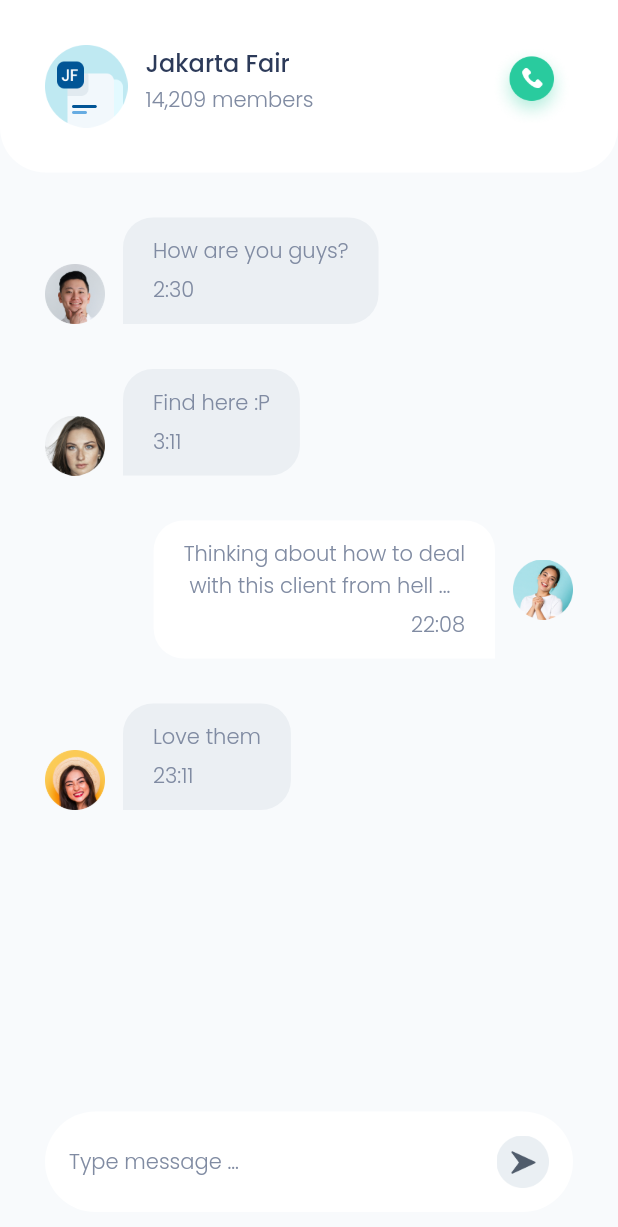
After one commit to mohsetiawanmodeong/design-to-code-flutter, a Flutter app: the screen it shows after launch, after a tap on "Jakarta Fair", on a phone screen of 412 x 824 dp. The commit adds this screen. Shown: the top 1227 px of the screen. Run offline on Flutter 3.47's test engine with Material 2 defaults, Android fonts, the phone set to English and light mode, and no system bars.

Commit message:
message page

```diff
--- a/lib/main.dart
+++ b/lib/main.dart
@@ -1,5 +1,6 @@
 import 'package:flutter/material.dart';
 import 'pages/home_page.dart';
+import 'pages/message_page.dart';
 
 void main() => runApp(MyApp());
 
@@ -11,7 +12,10 @@ class MyApp extends StatelessWidget {
       theme: ThemeData(
         fontFamily: 'Poppins',
       ),
-      home: HomePage(),
+      routes: {
+        '/': (context) => HomePage(),
+        '/messagePage': (context) => MessagePage(),
+      },
     );
   }
 }
--- a/lib/pages/home_page.dart
+++ b/lib/pages/home_page.dart
@@ -82,6 +82,13 @@ class HomePage extends StatelessWidget {
                         time: '2:30',
                         unread: false,
                       ),
+                      ChatTile(
+                        imageUrl: 'assets/images/friend3.png',
+                        name: 'Uyo nanu',
+                        text: 'Ngapain mas bro...',
+                        time: '3:14',
+                        unread: false,
+                      ),
                       SizedBox(
                         height: 30,
                       ),
@@ -89,12 +96,17 @@ class HomePage extends StatelessWidget {
                         'Groups',
                         style: titleTextStyle,
                       ),
-                      ChatTile(
-                        imageUrl: 'assets/images/group1.png',
-                        name: 'jakarta Fair',
-                        text: 'Why does everyone ca...',
-                        time: '11:11',
-                        unread: false,
+                      InkWell(
+                        onTap: () {
+                          Navigator.pushNamed(context, '/messagePage');
+                        },
+                        child: ChatTile(
+                          imageUrl: 'assets/images/group1.png',
+                          name: 'Jakarta Fair',
+                          text: 'Why does everyone ca...',
+                          time: '11:11',
+                          unread: false,
+                        ),
                       ),
                       ChatTile(
                         imageUrl: 'assets/images/group2.png',
--- /dev/null
+++ b/lib/pages/message_page.dart
@@ -0,0 +1,223 @@
+import 'package:flutter/material.dart';
+import 'package:bwa_chatty/theme.dart';
+
+class MessagePage extends StatelessWidget {
+  @override
+  Widget build(BuildContext context) {
+    Widget receiverBubble({
+      var imageUrl,
+      var text,
+      var time,
+    }) {
+      return Container(
+        margin: EdgeInsets.only(bottom: 30),
+        child: Row(
+          crossAxisAlignment: CrossAxisAlignment.end,
+          children: [
+            Image.asset(
+              imageUrl,
+              width: 40,
+            ),
+            SizedBox(width: 12),
+            Container(
+              padding: EdgeInsets.symmetric(
+                horizontal: 20,
+                vertical: 12,
+              ),
+              decoration: BoxDecoration(
+                color: Color(0xffEBEFF3),
+                borderRadius: BorderRadius.only(
+                  topRight: Radius.circular(20),
+                  topLeft: Radius.circular(20),
+                  bottomRight: Radius.circular(20),
+                ),
+              ),
+              child: Column(
+                crossAxisAlignment: CrossAxisAlignment.start,
+                children: [
+                  Text(
+                    text,
+                    style: subtitleTextStyle,
+                  ),
+                  SizedBox(height: 5),
+                  Text(
+                    time,
+                    style: subtitleTextStyle,
+                  ),
+                ],
+              ),
+            )
+          ],
+        ),
+      );
+    }
+
+    Widget senderBubble({
+      var imageUrl,
+      var text,
+      var time,
+    }) {
+      return Container(
+        margin: EdgeInsets.only(bottom: 30),
+        child: Row(
+          mainAxisAlignment: MainAxisAlignment.end,
+          children: [
+            Container(
+              padding: EdgeInsets.symmetric(
+                horizontal: 20,
+                vertical: 12,
+              ),
+              decoration: BoxDecoration(
+                color: Color(0xffFFFFFF),
+                borderRadius: BorderRadius.only(
+                  topLeft: Radius.circular(20),
+                  topRight: Radius.circular(20),
+                  bottomLeft: Radius.circular(20),
+                ),
+              ),
+              child: Column(
+                crossAxisAlignment: CrossAxisAlignment.end,
+                children: [
+                  Text(
+                    text,
+                    style: subtitleTextStyle,
+                  ),
+                  SizedBox(height: 5),
+                  Text(
+                    time,
+                    style: subtitleTextStyle,
+                  ),
+                ],
+              ),
+            ),
+            SizedBox(width: 12),
+            Image.asset(
+              imageUrl,
+              width: 40,
+            ),
+          ],
+        ),
+      );
+    }
+
+    Widget header() {
+      return Container(
+        width: double.infinity,
+        padding: EdgeInsets.all(30),
+        height: 115,
+        decoration: BoxDecoration(
+          color: Color(0xffFFFFFF),
+          borderRadius: BorderRadius.vertical(
+            bottom: Radius.circular(30),
+          ),
+        ),
+        child: Row(
+          children: [
+            Image.asset(
+              'assets/images/group1.png',
+              width: 55,
+              height: 55,
+            ),
+            SizedBox(
+              width: 12,
+            ),
+            Column(
+              crossAxisAlignment: CrossAxisAlignment.start,
+              children: [
+                Text(
+                  'Jakarta Fair',
+                  style: titleTextStyle,
+                ),
+                SizedBox(height: 2),
+                Text(
+                  '14,209 members',
+                  style: subtitleTextStyle,
+                ),
+              ],
+            ),
+            Spacer(),
+            Image.asset(
+              'assets/images/call_btn.png',
+            ),
+          ],
+        ),
+      );
+    }
+
+    Widget body() {
+      return Expanded(
+        child: Padding(
+          padding: EdgeInsets.symmetric(
+            horizontal: 30,
+          ),
+          child: Column(
+            children: [
+              SizedBox(
+                height: 30,
+              ),
+              receiverBubble(
+                imageUrl: 'assets/images/friend1.png',
+                text: 'How are you guys?',
+                time: '2:30',
+              ),
+              receiverBubble(
+                imageUrl: 'assets/images/friend3.png',
+                text: 'Find here :P',
+                time: '3:11',
+              ),
+              senderBubble(
+                imageUrl: 'assets/images/friend4.png',
+                text:
+                    'Thinking about how to deal\n with this client from hell ...',
+                time: '22:08',
+              ),
+              receiverBubble(
+                imageUrl: 'assets/images/friend2.png',
+                text: 'Love them',
+                time: '23:11',
+              ),
+            ],
+          ),
+        ),
+      );
+    }
+
+    Widget chatInput() {
+      return Container(
+        width: MediaQuery.of(context).size.width - (2 * 30),
+        padding: EdgeInsets.all(16),
+        decoration: BoxDecoration(
+          color: Color(0xffFFFFFF),
+          borderRadius: BorderRadius.circular(75),
+        ),
+        child: Row(
+          mainAxisAlignment: MainAxisAlignment.spaceBetween,
+          children: [
+            Text(
+              'Type message ...',
+              style: subtitleTextStyle,
+            ),
+            Image.asset(
+              'assets/images/send_btn.png',
+              width: 35,
+            ),
+          ],
+        ),
+      );
+    }
+
+    return Scaffold(
+      backgroundColor: Color(0xffF8FAFC),
+      floatingActionButton: chatInput(),
+      floatingActionButtonLocation: FloatingActionButtonLocation.centerFloat,
+      body: SafeArea(
+        child: Column(
+          children: [
+            header(),
+            body(),
+          ],
+        ),
+      ),
+    );
+  }
+}
```
Also changed, not shown: assets/images/call_btn.png, assets/images/friend4.png (added), assets/images/send_btn.png (added).
